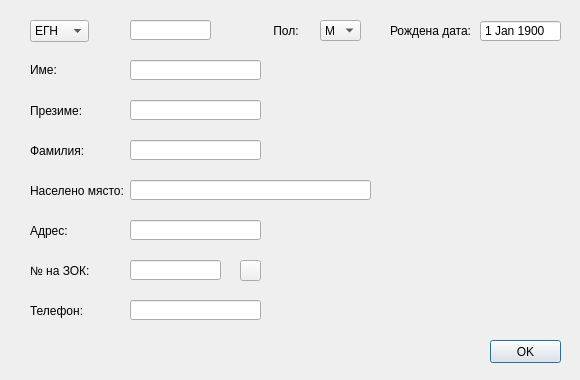
First picture: the form in src/View/Widgets/PatientFormDialog.ui, repository thefinalcutbg/DinoDent, before the edit.
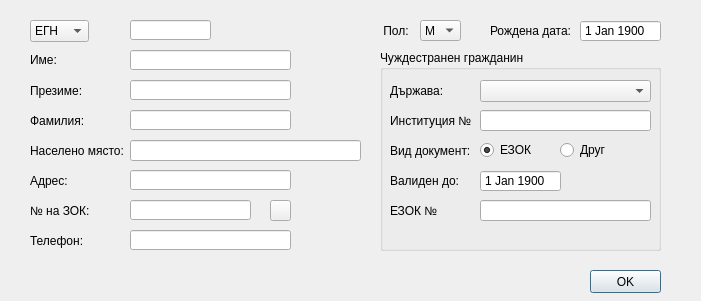
Second picture: the form after the edit. Custom widgets are drawn as their Qt base class.

Commit message: Foreigner patient implemented

```diff
--- a/src/View/Widgets/PatientFormDialog.ui
+++ b/src/View/Widgets/PatientFormDialog.ui
@@ -6,8 +6,8 @@
    <rect>
     <x>0</x>
     <y>0</y>
-    <width>580</width>
-    <height>380</height>
+    <width>701</width>
+    <height>301</height>
    </rect>
   </property>
   <property name="sizePolicy">
@@ -18,14 +18,14 @@
   </property>
   <property name="minimumSize">
    <size>
-    <width>580</width>
-    <height>380</height>
+    <width>701</width>
+    <height>301</height>
    </size>
   </property>
   <property name="maximumSize">
    <size>
-    <width>580</width>
-    <height>380</height>
+    <width>761</width>
+    <height>301</height>
    </size>
   </property>
   <property name="windowTitle">
@@ -34,7 +34,7 @@
   <widget class="ComboBox" name="sexCombo">
    <property name="geometry">
     <rect>
-     <x>320</x>
+     <x>420</x>
      <y>20</y>
      <width>41</width>
      <height>21</height>
@@ -58,7 +58,7 @@
    <property name="geometry">
     <rect>
      <x>30</x>
-     <y>300</y>
+     <y>230</y>
      <width>71</width>
      <height>21</height>
     </rect>
@@ -71,8 +71,8 @@
    <property name="geometry">
     <rect>
      <x>130</x>
-     <y>220</y>
-     <width>131</width>
+     <y>170</y>
+     <width>161</width>
      <height>20</height>
     </rect>
    </property>
@@ -93,8 +93,8 @@
    <property name="geometry">
     <rect>
      <x>130</x>
-     <y>300</y>
-     <width>131</width>
+     <y>230</y>
+     <width>161</width>
      <height>20</height>
     </rect>
    </property>
@@ -109,7 +109,7 @@
    <property name="geometry">
     <rect>
      <x>30</x>
-     <y>140</y>
+     <y>110</y>
      <width>61</width>
      <height>21</height>
     </rect>
@@ -122,7 +122,7 @@
    <property name="geometry">
     <rect>
      <x>30</x>
-     <y>60</y>
+     <y>50</y>
      <width>47</width>
      <height>20</height>
     </rect>
@@ -135,7 +135,7 @@
    <property name="geometry">
     <rect>
      <x>30</x>
-     <y>220</y>
+     <y>170</y>
      <width>47</width>
      <height>21</height>
     </rect>
@@ -148,13 +148,13 @@
    <property name="geometry">
     <rect>
      <x>130</x>
-     <y>180</y>
-     <width>241</width>
-     <height>20</height>
+     <y>140</y>
+     <width>231</width>
+     <height>21</height>
     </rect>
    </property>
    <property name="sizePolicy">
-    <sizepolicy hsizetype="Preferred" vsizetype="Fixed">
+    <sizepolicy hsizetype="Expanding" vsizetype="Fixed">
      <horstretch>0</horstretch>
      <verstretch>0</verstretch>
     </sizepolicy>
@@ -167,8 +167,8 @@
    <property name="geometry">
     <rect>
      <x>130</x>
-     <y>260</y>
-     <width>91</width>
+     <y>200</y>
+     <width>121</width>
      <height>20</height>
     </rect>
    </property>
@@ -233,13 +233,13 @@
    <property name="geometry">
     <rect>
      <x>130</x>
-     <y>60</y>
-     <width>131</width>
+     <y>50</y>
+     <width>161</width>
      <height>20</height>
     </rect>
    </property>
    <property name="sizePolicy">
-    <sizepolicy hsizetype="Preferred" vsizetype="Fixed">
+    <sizepolicy hsizetype="Expanding" vsizetype="Fixed">
      <horstretch>0</horstretch>
      <verstretch>0</verstretch>
     </sizepolicy>
@@ -252,7 +252,7 @@
    <property name="geometry">
     <rect>
      <x>30</x>
-     <y>180</y>
+     <y>140</y>
      <width>101</width>
      <height>21</height>
     </rect>
@@ -264,7 +264,7 @@
   <widget class="QLabel" name="label_8">
    <property name="geometry">
     <rect>
-     <x>270</x>
+     <x>380</x>
      <y>20</y>
      <width>41</width>
      <height>21</height>
@@ -277,7 +277,7 @@
   <widget class="DateEdit" name="birthEdit">
    <property name="geometry">
     <rect>
-     <x>480</x>
+     <x>580</x>
      <y>20</y>
      <width>81</width>
      <height>22</height>
@@ -291,12 +291,12 @@
    </property>
    <property name="maximumDateTime">
     <datetime>
-     <hour>11</hour>
+     <hour>17</hour>
      <minute>59</minute>
      <second>59</second>
      <year>9999</year>
      <month>12</month>
-     <day>29</day>
+     <day>28</day>
     </datetime>
    </property>
    <property name="minimumDate">
@@ -317,8 +317,8 @@
   <widget class="QPushButton" name="okButton">
    <property name="geometry">
     <rect>
-     <x>490</x>
-     <y>340</y>
+     <x>590</x>
+     <y>270</y>
      <width>71</width>
      <height>23</height>
     </rect>
@@ -330,7 +330,7 @@
   <widget class="QLabel" name="label_7">
    <property name="geometry">
     <rect>
-     <x>390</x>
+     <x>490</x>
      <y>20</y>
      <width>91</width>
      <height>21</height>
@@ -344,7 +344,7 @@
    <property name="geometry">
     <rect>
      <x>30</x>
-     <y>100</y>
+     <y>80</y>
      <width>61</width>
      <height>21</height>
     </rect>
@@ -357,13 +357,13 @@
    <property name="geometry">
     <rect>
      <x>130</x>
-     <y>140</y>
-     <width>131</width>
+     <y>110</y>
+     <width>161</width>
      <height>20</height>
     </rect>
    </property>
    <property name="sizePolicy">
-    <sizepolicy hsizetype="Preferred" vsizetype="Fixed">
+    <sizepolicy hsizetype="Expanding" vsizetype="Fixed">
      <horstretch>0</horstretch>
      <verstretch>0</verstretch>
     </sizepolicy>
@@ -376,7 +376,7 @@
    <property name="geometry">
     <rect>
      <x>30</x>
-     <y>260</y>
+     <y>200</y>
      <width>71</width>
      <height>21</height>
     </rect>
@@ -389,13 +389,13 @@
    <property name="geometry">
     <rect>
      <x>130</x>
-     <y>100</y>
-     <width>131</width>
+     <y>80</y>
+     <width>161</width>
      <height>20</height>
     </rect>
    </property>
    <property name="sizePolicy">
-    <sizepolicy hsizetype="Preferred" vsizetype="Fixed">
+    <sizepolicy hsizetype="Expanding" vsizetype="Fixed">
      <horstretch>0</horstretch>
      <verstretch>0</verstretch>
     </sizepolicy>
@@ -408,7 +408,7 @@
    <property name="geometry">
     <rect>
      <x>30</x>
-     <y>340</y>
+     <y>270</y>
      <width>311</width>
      <height>21</height>
     </rect>
@@ -423,8 +423,8 @@
   <widget class="QPushButton" name="hirbnoButton">
    <property name="geometry">
     <rect>
-     <x>240</x>
-     <y>260</y>
+     <x>270</x>
+     <y>200</y>
      <width>21</width>
      <height>21</height>
     </rect>
@@ -433,6 +433,186 @@
     <string/>
    </property>
   </widget>
+  <widget class="QGroupBox" name="foreignerGroup">
+   <property name="enabled">
+    <bool>true</bool>
+   </property>
+   <property name="geometry">
+    <rect>
+     <x>380</x>
+     <y>50</y>
+     <width>281</width>
+     <height>201</height>
+    </rect>
+   </property>
+   <property name="title">
+    <string>Чуждестранен гражданин</string>
+   </property>
+   <widget class="QLabel" name="label_10">
+    <property name="geometry">
+     <rect>
+      <x>10</x>
+      <y>30</y>
+      <width>71</width>
+      <height>21</height>
+     </rect>
+    </property>
+    <property name="text">
+     <string>Държава:</string>
+    </property>
+   </widget>
+   <widget class="QComboBox" name="countryCombo">
+    <property name="geometry">
+     <rect>
+      <x>100</x>
+      <y>30</y>
+      <width>171</width>
+      <height>22</height>
+     </rect>
+    </property>
+   </widget>
+   <widget class="DateEdit" name="validDateEdit">
+    <property name="geometry">
+     <rect>
+      <x>100</x>
+      <y>120</y>
+      <width>81</width>
+      <height>22</height>
+     </rect>
+    </property>
+    <property name="buttonSymbols">
+     <enum>QAbstractSpinBox::NoButtons</enum>
+    </property>
+    <property name="showGroupSeparator" stdset="0">
+     <bool>false</bool>
+    </property>
+    <property name="maximumDateTime">
+     <datetime>
+      <hour>15</hour>
+      <minute>59</minute>
+      <second>59</second>
+      <year>9999</year>
+      <month>12</month>
+      <day>28</day>
+     </datetime>
+    </property>
+    <property name="minimumDate">
+     <date>
+      <year>1900</year>
+      <month>1</month>
+      <day>1</day>
+     </date>
+    </property>
+    <property name="date">
+     <date>
+      <year>1900</year>
+      <month>1</month>
+      <day>1</day>
+     </date>
+    </property>
+   </widget>
+   <widget class="QLabel" name="validDateLabel">
+    <property name="geometry">
+     <rect>
+      <x>10</x>
+      <y>120</y>
+      <width>91</width>
+      <height>21</height>
+     </rect>
+    </property>
+    <property name="text">
+     <string>Валиден до:</string>
+    </property>
+   </widget>
+   <widget class="QLabel" name="label_11">
+    <property name="geometry">
+     <rect>
+      <x>10</x>
+      <y>90</y>
+      <width>91</width>
+      <height>21</height>
+     </rect>
+    </property>
+    <property name="text">
+     <string>Вид документ:</string>
+    </property>
+   </widget>
+   <widget class="QRadioButton" name="ehicRadio">
+    <property name="geometry">
+     <rect>
+      <x>100</x>
+      <y>90</y>
+      <width>61</width>
+      <height>20</height>
+     </rect>
+    </property>
+    <property name="text">
+     <string>ЕЗОК</string>
+    </property>
+    <property name="checked">
+     <bool>true</bool>
+    </property>
+   </widget>
+   <widget class="QRadioButton" name="otherRadio">
+    <property name="geometry">
+     <rect>
+      <x>180</x>
+      <y>90</y>
+      <width>61</width>
+      <height>20</height>
+     </rect>
+    </property>
+    <property name="text">
+     <string>Друг</string>
+    </property>
+   </widget>
+   <widget class="LineEdit" name="institutionNumber">
+    <property name="geometry">
+     <rect>
+      <x>100</x>
+      <y>60</y>
+      <width>171</width>
+      <height>21</height>
+     </rect>
+    </property>
+   </widget>
+   <widget class="QLabel" name="label_12">
+    <property name="geometry">
+     <rect>
+      <x>10</x>
+      <y>60</y>
+      <width>91</width>
+      <height>21</height>
+     </rect>
+    </property>
+    <property name="text">
+     <string>Институция №</string>
+    </property>
+   </widget>
+   <widget class="QLabel" name="ehicLabel">
+    <property name="geometry">
+     <rect>
+      <x>10</x>
+      <y>150</y>
+      <width>91</width>
+      <height>21</height>
+     </rect>
+    </property>
+    <property name="text">
+     <string>ЕЗОК №</string>
+    </property>
+   </widget>
+   <widget class="LineEdit" name="ehic_edit">
+    <property name="geometry">
+     <rect>
+      <x>100</x>
+      <y>150</y>
+      <width>171</width>
+      <height>21</height>
+     </rect>
+    </property>
+   </widget>
+  </widget>
  </widget>
  <layoutdefault spacing="6" margin="11"/>
  <customwidgets>
```
Left out of the diff: 7 changed lines with no effect on the pictures. The commit also changes 32 other files.
